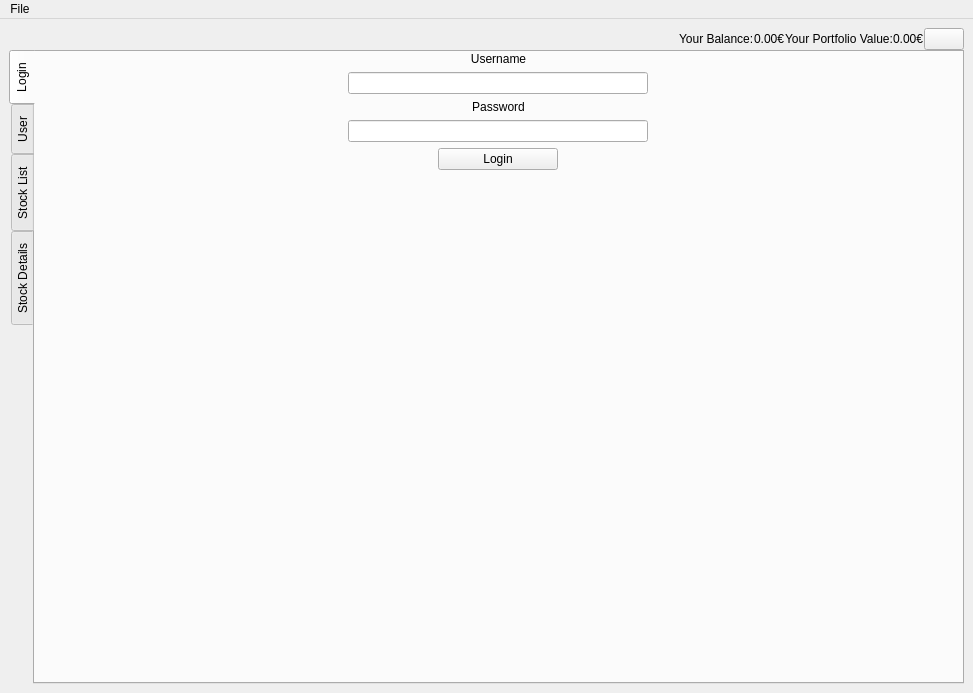
First picture: the form in main.ui, repository OfficialRey/GUIProject, before the edit.
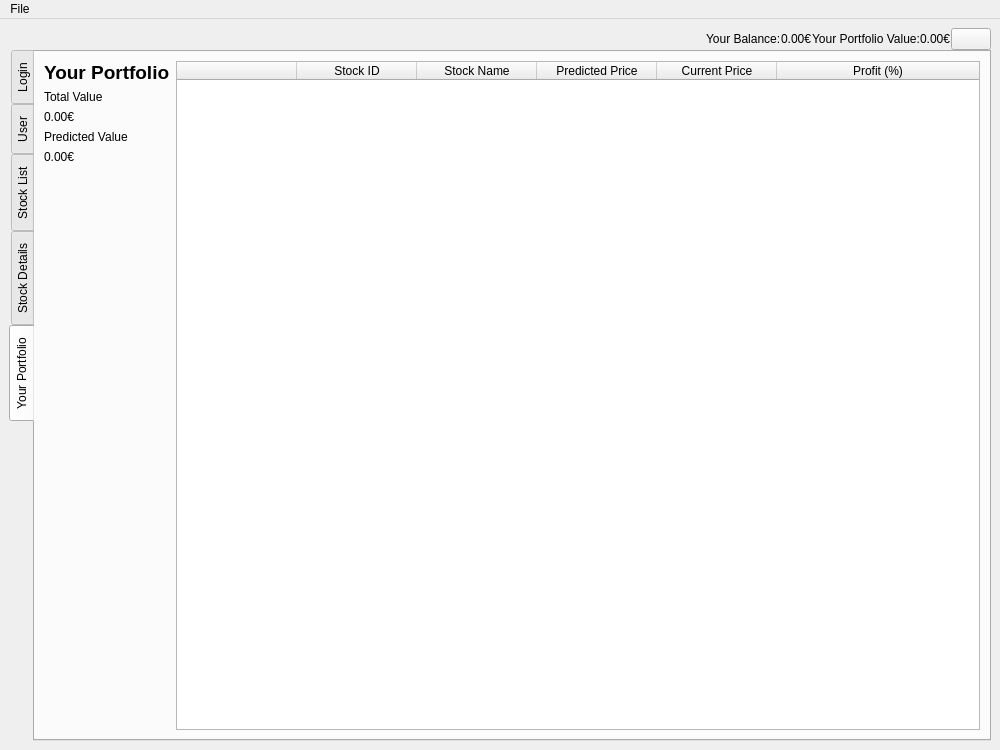
Second picture: the form after the edit.

Commit message: added portfolio tab

What changed in the file:
```diff
--- a/main.ui
+++ b/main.ui
@@ -6,8 +6,8 @@
    <rect>
     <x>0</x>
     <y>0</y>
-    <width>973</width>
-    <height>693</height>
+    <width>1000</width>
+    <height>750</height>
    </rect>
   </property>
   <property name="sizePolicy">
@@ -101,7 +101,7 @@
        <enum>QTabWidget::West</enum>
       </property>
       <property name="currentIndex">
-       <number>0</number>
+       <number>4</number>
       </property>
       <property name="tabsClosable">
        <bool>false</bool>
@@ -924,6 +924,116 @@
         </item>
        </layout>
       </widget>
+      <widget class="QWidget" name="portfolioTab">
+       <attribute name="title">
+        <string>Your Portfolio</string>
+       </attribute>
+       <layout class="QHBoxLayout" name="horizontalLayout_3">
+        <item>
+         <layout class="QHBoxLayout" name="portfolioMainLayout">
+          <item>
+           <layout class="QVBoxLayout" name="portfolioSummaryLayout">
+            <item>
+             <widget class="QLabel" name="yourPortfolio">
+              <property name="font">
+               <font>
+                <pointsize>14</pointsize>
+                <weight>75</weight>
+                <bold>true</bold>
+               </font>
+              </property>
+              <property name="text">
+               <string>Your Portfolio</string>
+              </property>
+             </widget>
+            </item>
+            <item>
+             <widget class="QLabel" name="totalValueLabel">
+              <property name="text">
+               <string>Total Value</string>
+              </property>
+             </widget>
+            </item>
+            <item>
+             <widget class="QLabel" name="totalValue">
+              <property name="text">
+               <string>0.00€</string>
+              </property>
+             </widget>
+            </item>
+            <item>
+             <widget class="QLabel" name="predictedValueLabel">
+              <property name="text">
+               <string>Predicted Value</string>
+              </property>
+             </widget>
+            </item>
+            <item>
+             <widget class="QLabel" name="predictedValue">
+              <property name="text">
+               <string>0.00€</string>
+              </property>
+             </widget>
+            </item>
+            <item>
+             <spacer name="verticalSpacer_2">
+              <property name="orientation">
+               <enum>Qt::Vertical</enum>
+              </property>
+              <property name="sizeHint" stdset="0">
+               <size>
+                <width>20</width>
+                <height>40</height>
+               </size>
+              </property>
+             </spacer>
+            </item>
+           </layout>
+          </item>
+          <item>
+           <widget class="QTableWidget" name="portfolioDetailsTable">
+            <attribute name="horizontalHeaderDefaultSectionSize">
+             <number>120</number>
+            </attribute>
+            <attribute name="horizontalHeaderStretchLastSection">
+             <bool>true</bool>
+            </attribute>
+            <column>
+             <property name="text">
+              <string/>
+             </property>
+            </column>
+            <column>
+             <property name="text">
+              <string>Stock ID</string>
+             </property>
+            </column>
+            <column>
+             <property name="text">
+              <string>Stock Name</string>
+             </property>
+            </column>
+            <column>
+             <property name="text">
+              <string>Predicted Price</string>
+             </property>
+            </column>
+            <column>
+             <property name="text">
+              <string>Current Price</string>
+             </property>
+            </column>
+            <column>
+             <property name="text">
+              <string>Profit (%)</string>
+             </property>
+            </column>
+           </widget>
+          </item>
+         </layout>
+        </item>
+       </layout>
+      </widget>
      </widget>
     </item>
    </layout>
@@ -933,7 +1043,7 @@
     <rect>
      <x>0</x>
      <y>0</y>
-     <width>973</width>
+     <width>1000</width>
      <height>22</height>
     </rect>
    </property>
```
